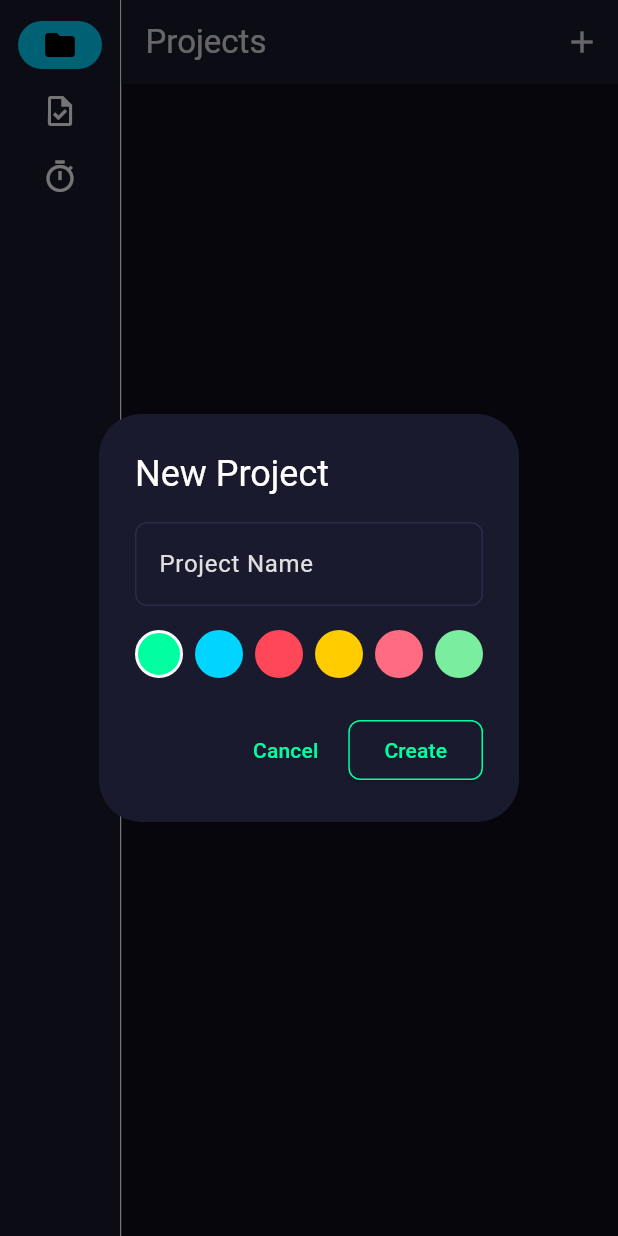
After one commit to craftor/task-manager, a Flutter app: the screen it shows after launch, after a tap on "Create Project", on a phone screen of 412 x 824 dp. The commit adds this screen. Run offline on Flutter 3.47's test engine with Material 3 defaults, Android fonts, the phone set to English and light mode, and no system bars; our stand-ins replace drift, flutter_riverpod; accounts and stored records are empty; generated files the repository leaves out were written again.

Commit message:
feat: add projects screen with create/edit/delete functionality
- Add ProjectsScreen with list view and empty state
- Add project card with color indicator and delete action
- Add dialog for creating/editing projects with color picker
- Integrate with ProjectsNotifier provider

```diff
--- a/lib/app.dart
+++ b/lib/app.dart
@@ -1,6 +1,7 @@
 import 'package:flutter/material.dart';
 import 'package:flutter_riverpod/flutter_riverpod.dart';
 import 'core/theme/app_theme.dart';
+import 'features/projects/presentation/screens/projects_screen.dart';
 import 'features/tasks/presentation/screens/tasks_screen.dart';
 import 'features/time_tracking/presentation/screens/time_tracking_screen.dart';
 
@@ -66,13 +67,13 @@ class _MainScreenState extends ConsumerState<MainScreen> {
   Widget _buildBody() {
     switch (_selectedIndex) {
       case 0:
-        return const ProjectsView();
+        return const ProjectsScreen();
       case 1:
         return const TasksScreen();
       case 2:
         return const TimeTrackingScreen();
       default:
-        return const ProjectsView();
+        return const ProjectsScreen();
     }
   }
 }
--- /dev/null
+++ b/lib/features/projects/presentation/screens/projects_screen.dart
@@ -0,0 +1,246 @@
+import 'package:flutter/material.dart';
+import 'package:flutter_riverpod/flutter_riverpod.dart';
+import '../../../../core/theme/app_theme.dart';
+import '../../../../domain/entities/project.dart';
+import '../providers/projects_provider.dart';
+
+class ProjectsScreen extends ConsumerWidget {
+  const ProjectsScreen({super.key});
+
+  @override
+  Widget build(BuildContext context, WidgetRef ref) {
+    final projectsAsync = ref.watch(projectsProvider);
+
+    return Scaffold(
+      backgroundColor: AppColors.background,
+      appBar: AppBar(
+        title: const Text('Projects'),
+        backgroundColor: AppColors.surface,
+        actions: [
+          IconButton(
+            icon: const Icon(Icons.add),
+            onPressed: () => _showProjectDialog(context, ref),
+          ),
+        ],
+      ),
+      body: projectsAsync.when(
+        data: (projects) => _buildProjectList(context, ref, projects),
+        loading: () => const Center(child: CircularProgressIndicator()),
+        error: (error, stack) => Center(child: Text('Error: $error')),
+      ),
+    );
+  }
+
+  Widget _buildProjectList(
+    BuildContext context,
+    WidgetRef ref,
+    List<Project> projects,
+  ) {
+    if (projects.isEmpty) {
+      return Center(
+        child: Column(
+          mainAxisAlignment: MainAxisAlignment.center,
+          children: [
+            const Icon(Icons.folder_outlined, size: 64, color: AppColors.border),
+            const SizedBox(height: 16),
+            const Text(
+              'No projects yet',
+              style: TextStyle(color: AppColors.textPrimary, fontSize: 18),
+            ),
+            const SizedBox(height: 8),
+            ElevatedButton.icon(
+              onPressed: () => _showProjectDialog(context, ref),
+              icon: const Icon(Icons.add),
+              label: const Text('Create Project'),
+            ),
+          ],
+        ),
+      );
+    }
+
+    return ListView.builder(
+      padding: const EdgeInsets.all(16),
+      itemCount: projects.length,
+      itemBuilder: (context, index) {
+        final project = projects[index];
+        return _ProjectCard(
+          project: project,
+          onTap: () => _showProjectDialog(context, ref, project),
+          onDelete: () => ref.read(projectsProvider.notifier).deleteProject(project.id),
+        );
+      },
+    );
+  }
+
+  void _showProjectDialog(BuildContext context, WidgetRef ref, [Project? project]) {
+    final nameController = TextEditingController(text: project?.name ?? '');
+    final isEditing = project != null;
+    String selectedColor = project?.color ?? '#00ff9f';
+
+    showDialog(
+      context: context,
+      builder: (dialogContext) => AlertDialog(
+        backgroundColor: AppColors.surface,
+        title: Text(isEditing ? 'Edit Project' : 'New Project'),
+        content: Column(
+          mainAxisSize: MainAxisSize.min,
+          children: [
+            TextField(
+              controller: nameController,
+              decoration: const InputDecoration(
+                labelText: 'Project Name',
+                labelStyle: TextStyle(color: AppColors.textPrimary),
+              ),
+              style: const TextStyle(color: AppColors.textPrimary),
+            ),
+            const SizedBox(height: 16),
+            StatefulBuilder(
+              builder: (context, setState) => _ColorPicker(
+                selectedColor: selectedColor,
+                onColorSelected: (color) {
+                  setState(() => selectedColor = color);
+                },
+              ),
+            ),
+          ],
+        ),
+        actions: [
+          TextButton(
+            onPressed: () => Navigator.pop(dialogContext),
+            child: const Text('Cancel'),
+          ),
+          ElevatedButton(
+            onPressed: () {
+              if (nameController.text.isNotEmpty) {
+                if (isEditing) {
+                  ref.read(projectsProvider.notifier).updateProject(
+                        project!.copyWith(name: nameController.text, color: selectedColor),
+                      );
+                } else {
+                  ref.read(projectsProvider.notifier).createProject(
+                        name: nameController.text,
+                        color: selectedColor,
+                        icon: 'folder',
+                      );
+                }
+                Navigator.pop(dialogContext);
+              }
+            },
+            child: Text(isEditing ? 'Save' : 'Create'),
+          ),
+        ],
+      ),
+    );
+  }
+}
+
+class _ProjectCard extends StatelessWidget {
+  final Project project;
+  final VoidCallback onTap;
+  final VoidCallback onDelete;
+
+  const _ProjectCard({
+    required this.project,
+    required this.onTap,
+    required this.onDelete,
+  });
+
+  @override
+  Widget build(BuildContext context) {
+    return Card(
+      margin: const EdgeInsets.only(bottom: 12),
+      child: InkWell(
+        onTap: onTap,
+        borderRadius: BorderRadius.circular(12),
+        child: Padding(
+          padding: const EdgeInsets.all(16),
+          child: Row(
+            children: [
+              Container(
+                width: 40,
+                height: 40,
+                decoration: BoxDecoration(
+                  color: Color(int.parse(project.color.replaceFirst('#', '0xFF'))),
+                  borderRadius: BorderRadius.circular(8),
+                ),
+                child: const Icon(Icons.folder, color: Colors.white),
+              ),
+              const SizedBox(width: 16),
+              Expanded(
+                child: Text(
+                  project.name,
+                  style: const TextStyle(
+                    color: AppColors.textPrimary,
+                    fontSize: 16,
+                    fontWeight: FontWeight.w500,
+                  ),
+                ),
+              ),
+              IconButton(
+                icon: const Icon(Icons.delete_outline, color: AppColors.error),
+                onPressed: onDelete,
+              ),
+            ],
+          ),
+        ),
+      ),
+    );
+  }
+}
+
+class _ColorPicker extends StatefulWidget {
+  final String selectedColor;
+  final ValueChanged<String> onColorSelected;
+
+  const _ColorPicker({
+    required this.selectedColor,
+    required this.onColorSelected,
+  });
+
+  @override
+  State<_ColorPicker> createState() => _ColorPickerState();
+}
+
+class _ColorPickerState extends State<_ColorPicker> {
+  late String _selectedColor;
+
+  static const _colors = [
+    '#00ff9f',
+    '#00d4ff',
+    '#ff4757',
+    '#ffcc00',
+    '#ff6b81',
+    '#7bed9f',
+  ];
+
+  @override
+  void initState() {
+    super.initState();
+    _selectedColor = widget.selectedColor;
+  }
+
+  @override
+  Widget build(BuildContext context) {
+    return Wrap(
+      spacing: 8,
+      children: _colors.map((color) {
+        final isSelected = color == _selectedColor;
+        return GestureDetector(
+          onTap: () {
+            setState(() => _selectedColor = color);
+            widget.onColorSelected(color);
+          },
+          child: Container(
+            width: 32,
+            height: 32,
+            decoration: BoxDecoration(
+              color: Color(int.parse(color.replaceFirst('#', '0xFF'))),
+              shape: BoxShape.circle,
+              border: isSelected ? Border.all(color: Colors.white, width: 2) : null,
+            ),
+          ),
+        );
+      }).toList(),
+    );
+  }
+}
```
